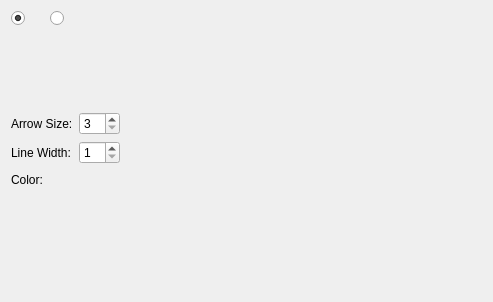
Old version of the form libs/guicore/direction/directionsettingeditwidget.ui in the repository i-RIC/prepost-gui.
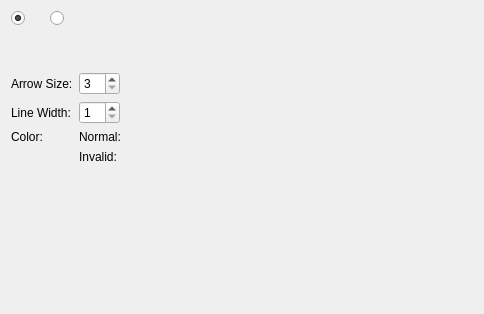
New version of the form. Icons and pictures are not drawn. Custom widgets are drawn as their Qt base class.

```diff
--- a/libs/guicore/direction/directionsettingeditwidget.ui
+++ b/libs/guicore/direction/directionsettingeditwidget.ui
@@ -6,14 +6,14 @@
    <rect>
     <x>0</x>
     <y>0</y>
-    <width>493</width>
-    <height>302</height>
+    <width>484</width>
+    <height>314</height>
    </rect>
   </property>
   <property name="windowTitle">
    <string>Form</string>
   </property>
-  <layout class="QVBoxLayout" name="verticalLayout_3">
+  <layout class="QVBoxLayout" name="verticalLayout_4" stretch="0,0,0,1">
    <item>
     <layout class="QHBoxLayout" name="horizontalLayout_5">
      <item>
@@ -103,7 +103,7 @@
     </layout>
    </item>
    <item>
-    <layout class="QGridLayout" name="gridLayout">
+    <layout class="QGridLayout" name="gridLayout_2">
      <item row="0" column="0">
       <widget class="QLabel" name="sizeLabel">
        <property name="text">
@@ -170,20 +170,62 @@
       </layout>
      </item>
      <item row="2" column="0">
+      <layout class="QVBoxLayout" name="verticalLayout_3">
+       <item>
       <widget class="QLabel" name="colorLabel">
        <property name="text">
         <string>Color:</string>
        </property>
       </widget>
      </item>
+       <item>
+        <spacer name="verticalSpacer_4">
+         <property name="orientation">
+          <enum>Qt::Vertical</enum>
+         </property>
+         <property name="sizeHint" stdset="0">
+          <size>
+           <width>20</width>
+           <height>13</height>
+          </size>
+         </property>
+        </spacer>
+       </item>
+      </layout>
+     </item>
      <item row="2" column="1">
       <layout class="QHBoxLayout" name="horizontalLayout">
        <item>
+        <layout class="QGridLayout" name="gridLayout">
+         <item row="0" column="0">
+          <widget class="QLabel" name="normalLabel">
+           <property name="text">
+            <string>Normal:</string>
+           </property>
+          </widget>
+         </item>
+         <item row="0" column="1">
         <widget class="ColorEditWidget" name="colorWidget">
          <property name="text">
           <string/>
          </property>
         </widget>
+         </item>
+         <item row="1" column="0">
+          <widget class="QLabel" name="invalidLabel">
+           <property name="text">
+            <string>Invalid:</string>
+           </property>
+          </widget>
+         </item>
+         <item row="1" column="1">
+          <widget class="ColorEditWidget" name="wrongColorWidget">
+           <property name="text">
+            <string/>
+           </property>
+          </widget>
+         </item>
+        </layout>
        </item>
        <item>
         <spacer name="horizontalSpacer">
```
Lines whose indentation alone changed are shown as unchanged.
